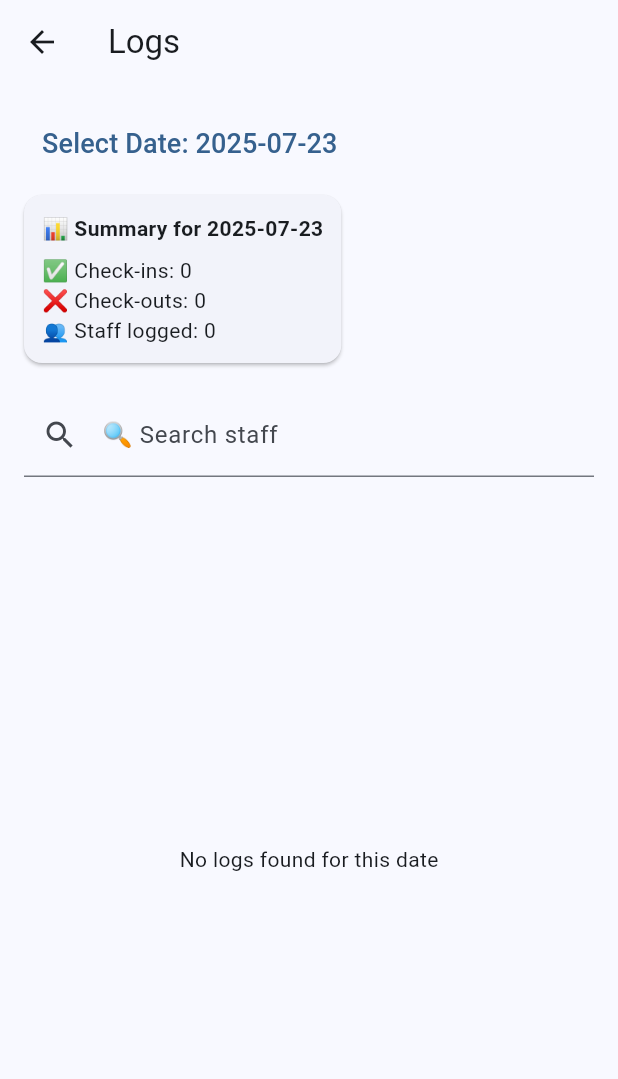
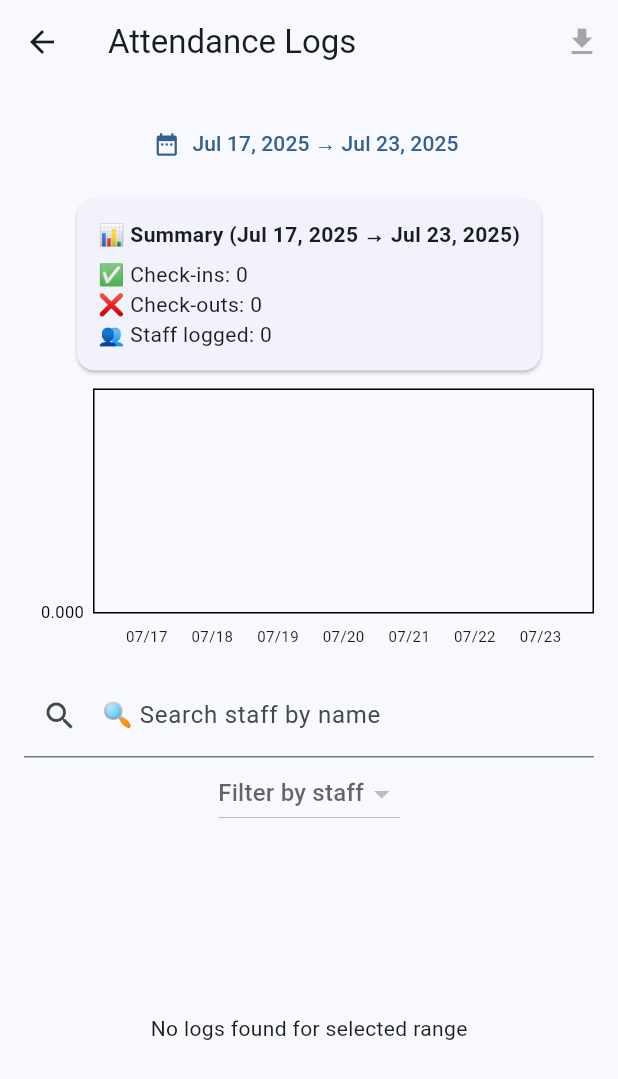
Before and after one commit to ChornChhery/QR-Staff, a Flutter app: the LogsPage screen opened directly, on a phone screen of 412 x 824 dp. Shown: the top 1079 px of the screen. Run offline on Flutter 3.47's test engine with Material 3 defaults, Android fonts, the phone set to English and light mode, and no system bars; drawn by our look-alikes of fl_chart; our stand-ins replace qr_flutter, share_plus; missing offline and left inert: mobile_scanner.

Commit message:
fix bug of library

```diff
--- a/lib/pages/logs_page.dart
+++ b/lib/pages/logs_page.dart
@@ -1,5 +1,7 @@
 import 'package:flutter/material.dart';
 import 'package:intl/intl.dart';
+import 'package:fl_chart/fl_chart.dart';
+import 'package:share_plus/share_plus.dart';
 import '../utils/file_helper.dart';
 
 class LogsPage extends StatefulWidget {
@@ -10,9 +12,10 @@ class LogsPage extends StatefulWidget {
 }
 
 class _LogsPageState extends State<LogsPage> {
-  String? _selectedDate;
+  DateTimeRange? _selectedRange;
   Map<String, List<Map<String, String>>> _logs = {};
   String _searchQuery = '';
+  String? _selectedStaff;
 
   @override
   void initState() {
@@ -24,53 +27,133 @@ class _LogsPageState extends State<LogsPage> {
     final logs = await FileHelper.loadLogs();
     setState(() {
       _logs = logs;
-      _selectedDate = DateFormat('yyyy-MM-dd').format(DateTime.now());
+      _selectedRange = DateTimeRange(
+        start: DateTime.now().subtract(const Duration(days: 6)),
+        end: DateTime.now(),
+      );
     });
   }
 
   List<Map<String, String>> get _filteredLogs {
-    if (_selectedDate == null) return [];
-    final dayLogs = _logs[_selectedDate!] ?? [];
-    if (_searchQuery.isEmpty) return dayLogs;
-    return dayLogs.where((log) =>
-      log['name']!.toLowerCase().contains(_searchQuery.toLowerCase())
-    ).toList();
+    if (_selectedRange == null) return [];
+    final start = _selectedRange!.start;
+    final end = _selectedRange!.end;
+    final filtered = <Map<String, String>>[];
+
+    for (final entry in _logs.entries) {
+      final date = DateTime.parse(entry.key);
+      if (date.isAfter(start.subtract(const Duration(days: 1))) &&
+          date.isBefore(end.add(const Duration(days: 1)))) {
+        for (final log in entry.value) {
+          final nameMatch =
+              _searchQuery.isEmpty ||
+              log['name']!.toLowerCase().contains(_searchQuery.toLowerCase());
+          final staffMatch =
+              _selectedStaff == null || log['name'] == _selectedStaff;
+          if (nameMatch && staffMatch) {
+            filtered.add({...log, 'date': entry.key});
+          }
+        }
+      }
+    }
+    return filtered;
   }
 
-  Future<void> _selectDate(BuildContext context) async {
-    final DateTime? picked = await showDatePicker(
+  Future<void> _selectDateRange(BuildContext context) async {
+    final picked = await showDateRangePicker(
       context: context,
-      initialDate: DateTime.now(),
       firstDate: DateTime(2020),
-      lastDate: DateTime(2101),
+      lastDate: DateTime.now(),
+      initialDateRange: _selectedRange,
     );
     if (picked != null) {
       setState(() {
-        _selectedDate = DateFormat('yyyy-MM-dd').format(picked);
+        _selectedRange = picked;
       });
     }
   }
 
-  Widget _buildSummary() {
+  void _exportLogs() {
+    final csv = StringBuffer('Name,Action,Time,Date\n');
+    for (final log in _filteredLogs) {
+      csv.writeln(
+        '${log['name']},${log['action']},${log['time']},${log['date']}',
+      );
+    }
+    // Replace with proper file saving later
+    Share.share(csv.toString(), subject: 'QR Staff Logs Export');
+  }
+
+  Widget _buildSummaryCard() {
     final logs = _filteredLogs;
-    int checkIns = logs.where((log) => log['action'] == 'Check-in').length;
-    int checkOuts = logs.where((log) => log['action'] == 'Check-out').length;
-    int totalStaff = logs.map((log) => log['name']).toSet().length;
+    int checkIns = logs.where((l) => l['action'] == 'Check-in').length;
+    int checkOuts = logs.where((l) => l['action'] == 'Check-out').length;
+    int uniqueStaff = logs.map((l) => l['name']).toSet().length;
 
     return Card(
-      margin: const EdgeInsets.only(bottom: 20),
+      margin: const EdgeInsets.symmetric(vertical: 12),
       child: Padding(
-        padding: const EdgeInsets.all(12),
+        padding: const EdgeInsets.all(14),
         child: Column(
           crossAxisAlignment: CrossAxisAlignment.start,
           children: [
-            Text('📊 Summary for $_selectedDate',
-              style: const TextStyle(fontWeight: FontWeight.bold)),
-            const SizedBox(height: 8),
+            Text(
+              '📊 Summary (${DateFormat.yMMMd().format(_selectedRange!.start)} → ${DateFormat.yMMMd().format(_selectedRange!.end)})',
+              style: const TextStyle(fontWeight: FontWeight.bold),
+            ),
+            const SizedBox(height: 6),
             Text('✅ Check-ins: $checkIns'),
             Text('❌ Check-outs: $checkOuts'),
-            Text('👥 Staff logged: $totalStaff'),
+            Text('👥 Staff logged: $uniqueStaff'),
           ],
+        ),
+      ),
+    );
+  }
+
+  Widget _buildChart() {
+    final dates = _selectedRange == null
+        ? []
+        : List.generate(
+            _selectedRange!.duration.inDays + 1,
+            (i) => _selectedRange!.start.add(Duration(days: i)),
+          );
+
+    final barGroups = dates.map((date) {
+      final dateStr = DateFormat('yyyy-MM-dd').format(date);
+      final entries = _logs[dateStr] ?? [];
+      final checkIns = entries.where((l) => l['action'] == 'Check-in').length;
+      final checkOuts = entries.where((l) => l['action'] == 'Check-out').length;
+
+      return BarChartGroupData(
+        x: dates.indexOf(date),
+        barRods: [
+          BarChartRodData(y: checkIns.toDouble(), colors: [Colors.green]),
+          BarChartRodData(y: checkOuts.toDouble(), colors: [Colors.red]),
+        ],
+      );
+    }).toList();
+
+    return SizedBox(
+      height: 180,
+      child: BarChart(
+        BarChartData(
+          barGroups: barGroups,
+          titlesData: FlTitlesData(
+            bottomTitles: SideTitles(
+              showTitles: true,
+              getTitles: (value) {
+                final i = value.toInt();
+                if (i >= 0 && i < dates.length) {
+                  return DateFormat('MM/dd').format(dates[i]);
+                }
+                return '';
+              },
+              margin: 8,
+                getTextStyles: (value) => const TextStyle(fontSize: 10),
+            ),
+          ),
+          gridData: FlGridData(show: false),
         ),
       ),
     );
@@ -78,39 +161,69 @@ class _LogsPageState extends State<LogsPage> {
 
   @override
   Widget build(BuildContext context) {
+    final staffList = _filteredLogs.map((l) => l['name']).toSet().toList();
+
     return Scaffold(
-      appBar: AppBar(title: const Text('Logs')),
+      appBar: AppBar(
+        title: const Text('Attendance Logs'),
+        actions: [
+          IconButton(
+            icon: const Icon(Icons.download),
+            onPressed: _filteredLogs.isEmpty ? null : _exportLogs,
+          ),
+        ],
+      ),
       body: Padding(
-        padding: const EdgeInsets.all(16.0),
+        padding: const EdgeInsets.all(16),
         child: Column(
-          crossAxisAlignment: CrossAxisAlignment.start,
           children: [
-            TextButton(
-              onPressed: () => _selectDate(context),
-              child: Text(
-                'Select Date: ${_selectedDate ?? ''}',
-                style: const TextStyle(fontSize: 18),
+            Row(
+              children: [
+                Expanded(
+                  child: TextButton.icon(
+                    icon: const Icon(Icons.date_range),
+                    label: Text(
+                      _selectedRange == null
+                          ? 'Select Date Range'
+                          : '${DateFormat.yMMMd().format(_selectedRange!.start)} → ${DateFormat.yMMMd().format(_selectedRange!.end)}',
+                    ),
+                    onPressed: () => _selectDateRange(context),
+                  ),
+                ),
+              ],
+            ),
+            if (_selectedRange != null) _buildSummaryCard(),
+            if (_selectedRange != null) _buildChart(),
+            const SizedBox(height: 10),
+            TextField(
+              decoration: const InputDecoration(
+                labelText: '🔍 Search staff by name',
+                prefixIcon: Icon(Icons.search),
               ),
+              onChanged: (value) => setState(() => _searchQuery = value),
+            ),
+            DropdownButton<String>(
+              hint: const Text('Filter by staff'),
+              value: _selectedStaff,
+              items: staffList.map((staff) {
+                return DropdownMenuItem<String>(
+                  value: staff,
+                  child: Text(staff ?? 'Unknown'),
+                );
+              }).toList(),
+              onChanged: (value) => setState(() => _selectedStaff = value),
             ),
             const SizedBox(height: 10),
-            _buildSummary(),
-            TextField(
-              onChanged: (value) => setState(() => _searchQuery = value),
-              decoration: const InputDecoration(
-                labelText: '🔍 Search staff',
-                prefixIcon: Icon(Icons.search),
-              ),
-            ),
-            const SizedBox(height: 20),
             Expanded(
               child: _filteredLogs.isEmpty
-                  ? const Center(child: Text('No logs found for this date'))
+                  ? const Center(
+                      child: Text('No logs found for selected range'),
+                    )
                   : ListView.builder(
                       itemCount: _filteredLogs.length,
                       itemBuilder: (context, index) {
                         final log = _filteredLogs[index];
                         final isCheckIn = log['action'] == 'Check-in';
-
                         return Card(
                           margin: const EdgeInsets.symmetric(vertical: 6),
                           child: ListTile(
@@ -118,8 +231,10 @@ class _LogsPageState extends State<LogsPage> {
                               isCheckIn ? Icons.login : Icons.logout,
                               color: isCheckIn ? Colors.green : Colors.red,
                             ),
-                            title: Text(log['name'] ?? 'Unknown'),
-                            subtitle: Text('${log['action']} at ${log['time']}'),
+                            title: Text('${log['name']}'),
+                            subtitle: Text(
+                              '${log['action']} at ${log['time']} on ${log['date']}',
+                            ),
                           ),
                         );
                       },
```
Also changed, not shown: pubspec.yaml (+11 -7 lines), pubspec.lock, 5 other files.
